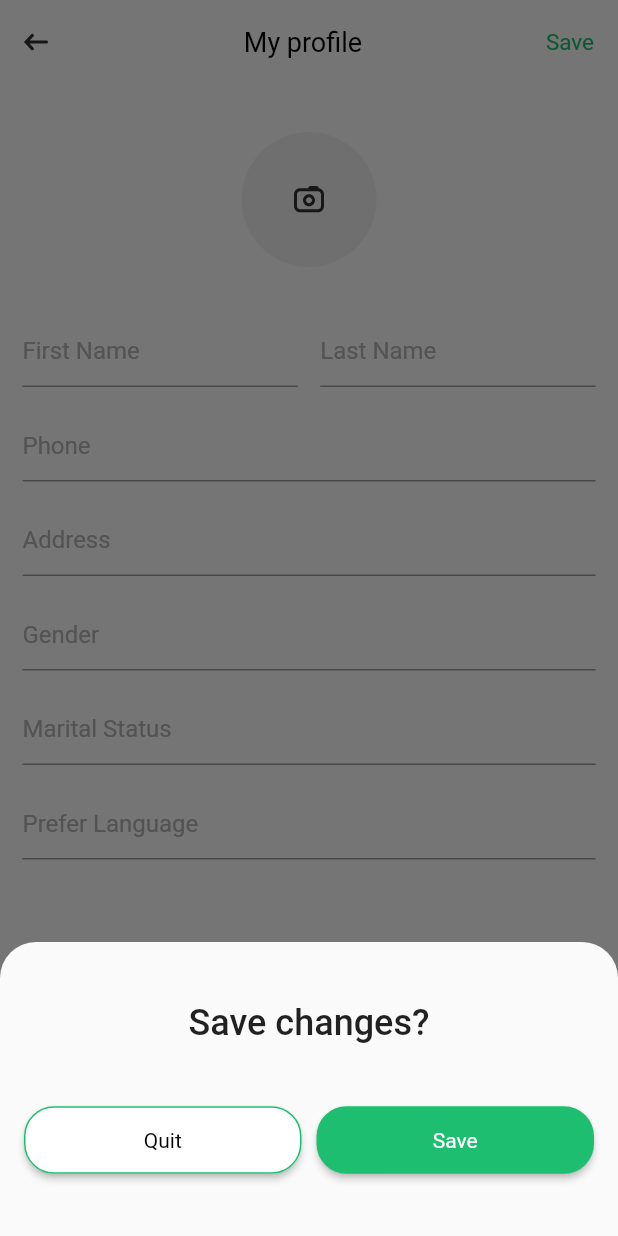
After one commit to yurii-t/chat-app, a Flutter app: the MyProfilePage screen opened by its route, after a tap on "Save", on a phone screen of 412 x 824 dp. The commit adds this screen. Run offline on Flutter 3.47's test engine with Material 2 defaults, Android fonts, the phone set to English and light mode, and no system bars; our stand-ins replace auto_route, bloc, cloud_firestore, equatable, firebase_auth, firebase_core and 5 more; accounts and stored records are empty.

Commit message:
add my profile page ui

```diff
--- a/lib/main.dart
+++ b/lib/main.dart
@@ -2,6 +2,7 @@ import 'package:chat_app/data/gateway/firebase/firebase_phone_auth.dart';
 import 'package:chat_app/presentation/bloc/auth/bloc/phone_auth_bloc.dart';
 import 'package:chat_app/routes/app_router.dart';
 import 'package:chat_app/routes/app_router.gr.dart';
+import 'package:chat_app/theme/app_colors.dart';
 import 'package:firebase_core/firebase_core.dart';
 import 'package:flutter/material.dart';
 import 'package:flutter_bloc/flutter_bloc.dart';
@@ -33,6 +34,7 @@ class MyApp extends StatelessWidget {
   @override
   Widget build(BuildContext context) {
     return MaterialApp.router(
+      theme: ThemeData(scaffoldBackgroundColor: AppColors.white),
       routeInformationParser: _appRouter.defaultRouteParser(),
       routerDelegate: _appRouter.delegate(),
     );
--- a/lib/presentation/pages/message/message_page.dart
+++ b/lib/presentation/pages/message/message_page.dart
@@ -1,3 +1,6 @@
+import 'package:auto_route/auto_route.dart';
+import 'package:chat_app/presentation/widgets/custom_appbar.dart';
+import 'package:chat_app/routes/app_router.gr.dart';
 import 'package:chat_app/theme/app_colors.dart';
 import 'package:flutter/material.dart';
 import 'package:flutter_slidable/flutter_slidable.dart';
@@ -10,18 +13,12 @@ class MessagePage extends StatelessWidget {
   @override
   Widget build(BuildContext context) {
     return Scaffold(
-      backgroundColor: Colors.white,
-      appBar: AppBar(
-        elevation: 0,
-        backgroundColor: Colors.white,
-        automaticallyImplyLeading: false,
-        title: Row(
-          mainAxisAlignment: MainAxisAlignment.spaceBetween,
-          children: [
-            GestureDetector(
+      // backgroundColor: Colors.white,
+      appBar: CustomAppBar(
+        widgetleft: GestureDetector(
           child: SvgPicture.asset('assets/icons/camera.svg'),
         ),
-            const Text(
+        widgetCenter: const Text(
           'Message',
           style: TextStyle(
             fontSize: 18,
@@ -29,7 +26,8 @@ class MessagePage extends StatelessWidget {
             color: Colors.black,
           ),
         ),
-            GestureDetector(
+        widgetRight: GestureDetector(
+          onTap: () => context.router.push(const MyProfileRoute()),
           child: const Text(
             'My profile',
             style: TextStyle(
@@ -39,9 +37,8 @@ class MessagePage extends StatelessWidget {
             ),
           ),
         ),
-          ],
       ),
-      ),
+
       body: ListView.separated(
         separatorBuilder: (context, index) {
           return const Divider(
--- /dev/null
+++ b/lib/presentation/pages/profile/my_profile_page.dart
@@ -0,0 +1,281 @@
+import 'package:auto_route/auto_route.dart';
+import 'package:chat_app/presentation/widgets/custom_appbar.dart';
+import 'package:chat_app/theme/app_colors.dart';
+import 'package:flutter/material.dart';
+import 'package:flutter_svg/flutter_svg.dart';
+
+class MyProfilePage extends StatelessWidget {
+  const MyProfilePage({Key? key}) : super(key: key);
+
+  @override
+  Widget build(BuildContext context) {
+    return Scaffold(
+      appBar: CustomAppBar(
+        widgetleft: GestureDetector(
+          onTap: () => context.router.pop(),
+          child: SvgPicture.asset('assets/icons/arrow_left.svg'),
+        ),
+        widgetCenter: const Text(
+          'My profile',
+          style: TextStyle(
+            fontSize: 18,
+            fontWeight: FontWeight.w400,
+            color: Colors.black,
+          ),
+        ),
+        widgetRight: GestureDetector(
+          onTap: () {
+            showModalBottomSheet<Widget?>(
+              useRootNavigator: true,
+              shape: const RoundedRectangleBorder(
+                borderRadius: BorderRadius.vertical(
+                  top: Radius.circular(24),
+                ),
+              ),
+              context: context,
+              builder: (context) {
+                return Padding(
+                  padding: const EdgeInsets.symmetric(
+                    horizontal: 16,
+                    vertical: 40,
+                  ),
+                  child: Column(
+                    mainAxisSize: MainAxisSize.min,
+                    crossAxisAlignment: CrossAxisAlignment.center,
+                    children: [
+                      // const SizedBox(
+                      //   height: 40,
+                      // ),
+                      const Text(
+                        'Save changes?',
+                        style: TextStyle(
+                          fontSize: 24,
+                          fontWeight: FontWeight.w500,
+                        ),
+                      ),
+                      const SizedBox(
+                        height: 40,
+                      ),
+                      Row(
+                        children: [
+                          Expanded(
+                            child: ElevatedButton(
+                              onPressed: () => context.router.pop(),
+                              style: ElevatedButton.styleFrom(
+                                fixedSize: const Size(166, 45),
+                                elevation: null,
+                                side: const BorderSide(color: AppColors.green),
+                                primary: AppColors.white,
+                                shape: RoundedRectangleBorder(
+                                  borderRadius: BorderRadius.circular(20),
+                                ),
+                              ),
+                              child: const Text(
+                                'Quit',
+                                style: TextStyle(
+                                  color: Colors.black,
+                                  fontSize: 14,
+                                  fontWeight: FontWeight.w400,
+                                ),
+                              ),
+                            ),
+                          ),
+                          const SizedBox(
+                            width: 10,
+                          ),
+                          Expanded(
+                            child: ElevatedButton(
+                              onPressed: () => context.router.pop(),
+                              style: ElevatedButton.styleFrom(
+                                fixedSize: const Size(166, 45),
+                                elevation: null,
+                                primary: AppColors.green,
+                                shape: RoundedRectangleBorder(
+                                  borderRadius: BorderRadius.circular(20),
+                                ),
+                              ),
+                              child: const Text(
+                                'Save',
+                                style: TextStyle(
+                                  color: AppColors.white,
+                                  fontSize: 14,
+                                  fontWeight: FontWeight.w400,
+                                ),
+                              ),
+                            ),
+                          ),
+                          const SizedBox(
+                            height: 40,
+                          ),
+                        ],
+                      ),
+                    ],
+                  ),
+                );
+              },
+            );
+          },
+          child: const Text(
+            'Save',
+            style: TextStyle(
+              fontSize: 15,
+              fontWeight: FontWeight.w400,
+              color: AppColors.green,
+            ),
+          ),
+        ),
+      ),
+      body: Padding(
+        padding: const EdgeInsets.symmetric(horizontal: 15),
+        child: ListView(
+          children: [
+            const SizedBox(
+              height: 32,
+            ),
+            GestureDetector(
+              onTap: () {
+                showModalBottomSheet<Widget?>(
+                  useRootNavigator: true,
+                  shape: const RoundedRectangleBorder(
+                    borderRadius: BorderRadius.vertical(
+                      top: Radius.circular(24),
+                    ),
+                  ),
+                  context: context,
+                  builder: (context) {
+                    return Padding(
+                      padding: const EdgeInsets.only(
+                        left: 16,
+                        // right: 16,
+                        top: 35,
+                        bottom: 50,
+                      ),
+                      child: Column(
+                        mainAxisSize: MainAxisSize.min,
+                        crossAxisAlignment: CrossAxisAlignment.start,
+                        children: [
+                          Row(
+                            children: [
+                              SvgPicture.asset('assets/icons/camera.svg'),
+                              const SizedBox(
+                                width: 10,
+                              ),
+                              const Text(
+                                'Take a Photo',
+                                style: TextStyle(
+                                  color: Colors.black,
+                                  fontSize: 14,
+                                  fontWeight: FontWeight.w400,
+                                ),
+                              ),
+                            ],
+                          ),
+                          const SizedBox(
+                            height: 16,
+                          ),
+                          Row(
+                            children: [
+                              SvgPicture.asset('assets/icons/library.svg'),
+                              const SizedBox(
+                                width: 10,
+                              ),
+                              const Text(
+                                'Choose from Library',
+                                style: TextStyle(
+                                  color: Colors.black,
+                                  fontSize: 14,
+                                  fontWeight: FontWeight.w400,
+                                ),
+                              ),
+                            ],
+                          ),
+                        ],
+                      ),
+                    );
+                  },
+                );
+              },
+              child: CircleAvatar(
+                radius: 45,
+                backgroundColor: AppColors.lightGrey,
+                child: SvgPicture.asset('assets/icons/camera.svg'),
+              ),
+            ),
+            const SizedBox(
+              height: 32,
+            ),
+            Row(
+              children: const [
+                const Expanded(
+                  child: TextField(
+                    decoration: InputDecoration(
+                      hintText: 'First Name',
+                      hintStyle: TextStyle(color: AppColors.grey),
+                    ),
+                  ),
+                ),
+                const SizedBox(
+                  width: 15,
+                ),
+                Expanded(
+                  child: TextField(
+                    decoration: InputDecoration(
+                      hintText: 'Last Name',
+                      hintStyle: TextStyle(color: AppColors.grey),
+                    ),
+                  ),
+                ),
+              ],
+            ),
+            const SizedBox(
+              height: 15,
+            ),
+            const TextField(
+              readOnly: true,
+              decoration: InputDecoration(
+                hintText: 'Phone',
+                hintStyle: TextStyle(color: AppColors.grey),
+              ),
+            ),
+            const SizedBox(
+              height: 15,
+            ),
+            const TextField(
+              decoration: InputDecoration(
+                hintText: 'Address',
+                hintStyle: TextStyle(color: AppColors.grey),
+              ),
+            ),
+            const SizedBox(
+              height: 15,
+            ),
+            const TextField(
+              decoration: InputDecoration(
+                hintText: 'Gender',
+                hintStyle: TextStyle(color: AppColors.grey),
+              ),
+            ),
+            const SizedBox(
+              height: 15,
+            ),
+            const TextField(
+              decoration: InputDecoration(
+                hintText: 'Marital Status',
+                hintStyle: TextStyle(color: AppColors.grey),
+              ),
+            ),
+            const SizedBox(
+              height: 15,
+            ),
+            const TextField(
+              decoration: InputDecoration(
+                hintText: 'Prefer Language',
+                hintStyle: TextStyle(color: AppColors.grey),
+              ),
+            ),
+          ],
+        ),
+      ),
+    );
+  }
+}
--- a/lib/presentation/pages/status/status_page.dart
+++ b/lib/presentation/pages/status/status_page.dart
@@ -1,3 +1,5 @@
+import 'package:auto_route/auto_route.dart';
+import 'package:chat_app/routes/app_router.gr.dart';
 import 'package:flutter/material.dart';
 
 class StatusPage extends StatelessWidget {
@@ -30,6 +32,7 @@ class StatusPage extends StatelessWidget {
                 style: TextStyle(color: Colors.transparent),
               ),
               GestureDetector(
+                onTap: () => context.router.push(const MyProfileRoute()),
                 child: const Text(
                   'My profile',
                   style: TextStyle(
--- /dev/null
+++ b/lib/presentation/widgets/custom_appbar.dart
@@ -0,0 +1,54 @@
+import 'package:chat_app/theme/app_colors.dart';
+import 'package:flutter/material.dart';
+
+class CustomAppBar extends StatelessWidget implements PreferredSizeWidget {
+  const CustomAppBar({
+    required this.widgetleft,
+    required this.widgetCenter,
+    required this.widgetRight,
+    Key? key,
+  }) : super(key: key);
+  final Widget widgetleft;
+  final Widget widgetCenter;
+  final Widget widgetRight;
+  @override
+  Size get preferredSize => const Size.fromHeight(kToolbarHeight);
+
+  @override
+  Widget build(BuildContext context) {
+    return AppBar(
+      elevation: 0,
+      backgroundColor: AppColors.white,
+      automaticallyImplyLeading: false,
+      title: Row(
+        mainAxisAlignment: MainAxisAlignment.spaceBetween,
+        children: [
+          widgetleft,
+          // GestureDetector(
+          //   child: SvgPicture.asset('assets/icons/camera.svg'),
+          // ),
+          widgetCenter,
+          // const Text(
+          //   'Message',
+          //   style: TextStyle(
+          //     fontSize: 18,
+          //     fontWeight: FontWeight.w400,
+          //     color: Colors.black,
+          //   ),
+          // ),
+          widgetRight,
+          // GestureDetector(
+          //   child: const Text(
+          //     'My profile',
+          //     style: TextStyle(
+          //       fontSize: 15,
+          //       fontWeight: FontWeight.w400,
+          //       color: Colors.black,
+          //     ),
+          //   ),
+          // ),
+        ],
+      ),
+    );
+  }
+}
--- a/lib/routes/app_router.dart
+++ b/lib/routes/app_router.dart
@@ -6,6 +6,7 @@ import 'package:chat_app/presentation/pages/camera/camera_page.dart';
 import 'package:chat_app/presentation/pages/chat/chat_page.dart';
 import 'package:chat_app/presentation/pages/home_page.dart';
 import 'package:chat_app/presentation/pages/message/message_page.dart';
+import 'package:chat_app/presentation/pages/profile/my_profile_page.dart';
 import 'package:chat_app/presentation/pages/profile/profile_page.dart';
 
 import 'package:chat_app/presentation/pages/settings/setting_page.dart';
@@ -19,6 +20,7 @@ import 'package:chat_app/presentation/pages/status/status_page.dart';
     AutoRoute<void>(page: ChatPage),
     AutoRoute<void>(page: ProfilePage),
     AutoRoute<void>(page: CameraPage),
+    AutoRoute<void>(page: MyProfilePage),
 
     AutoRoute<void>(
       page: HomePage,
--- a/lib/theme/app_colors.dart
+++ b/lib/theme/app_colors.dart
@@ -4,4 +4,6 @@ class AppColors {
   static const Color green = Color(0xFF1EBE71);
   static const Color textField = Color(0x80F3F3F3);
   static const Color white = Color(0xFFFFFFFF);
+  static const Color lightGrey = Color(0xFFF2F2F2);
+  static const Color grey = Color(0xFFB5B5B5);
 }
```
Also changed, not shown: assets/icons/arrow_left.svg (added), assets/icons/library.svg (added), lib/routes/app_router.gr.dart. Lines whose indentation alone changed are shown as unchanged.
